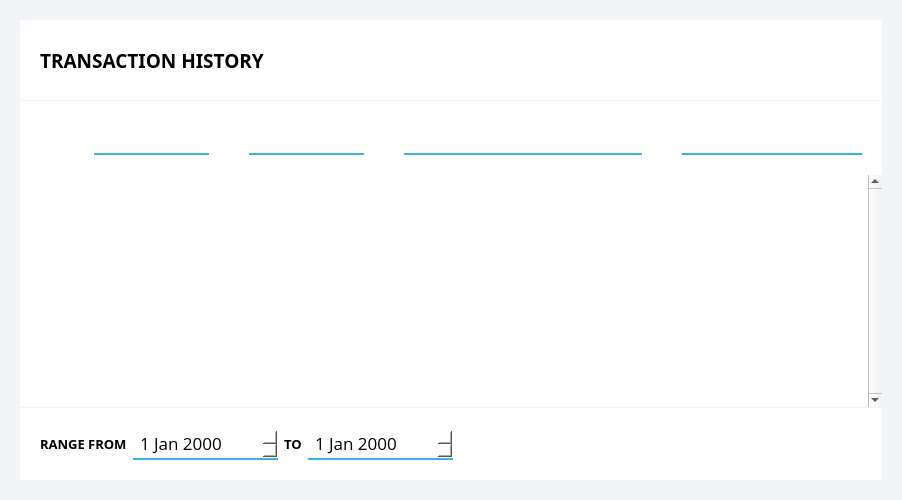
This is src/qt/forms/transactionspage.ui in aurovine/AudioCoin as Qt 5 draws it before an edit. The edited form follows.
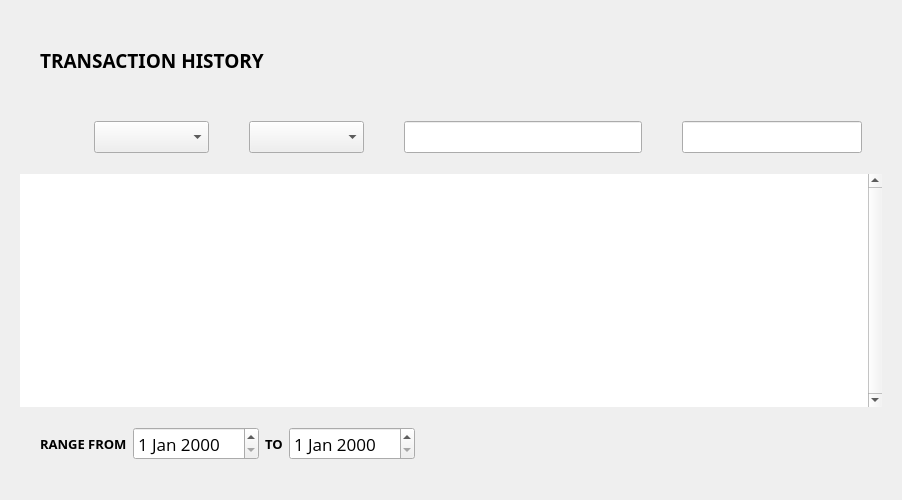
This is the edited form. Icons and pictures are not drawn. Custom widgets are drawn as their Qt base class.

The edit to the form file:
```diff
--- a/src/qt/forms/transactionspage.ui
+++ b/src/qt/forms/transactionspage.ui
@@ -13,109 +13,6 @@
   <property name="windowTitle">
    <string>Form</string>
   </property>
-  <property name="styleSheet">
-   <string notr="true">#TransactionsPage {
-	background-color:#f3f4f7;
-}
-
-#filterWidget {
-	background-color: white;
-}
-
-QLineEdit {
-	border: none;
-	border-bottom: 2px solid #3cb0e5;
-	padding: 3px 5px;
-	background: transparent;
-}
-
-QComboBox::drop-down {
-    subcontrol-origin: margin;
-    subcontrol-position: right center;
-    width: 15px;
-    height: 15px;
-    border: none;
-}
-
-QComboBox {
-	border: none;
-	border-bottom: 2px solid #3cb0e5;
-	padding: 3px 5px;
-	background: white;
-	outline: none;
-}
-
-QComboBox:editable {
-	background: white;
-}
-
-QComboBox:on {
-	padding-top: 3px;
-	padding-left: 4px;
-	padding-right: 15px;
-}
-
-QComboBox::down-arrow {
-	image: url(:/icons/material/black/arrow_down);
-	width: 20px;
-	height: 20px;
-}
-
-QComboBox::down-arrow:on {
-	image: url(:/icons/material/black/arrow_up);
-	width: 20px;
-	hieght: 20px;
-}
-
-#bodyWidget, #titleWidget, #dateRangeWidget {
-	background-color: white;
-}
-
-QTableView::item {
-	border: 0;
-	padding: 5px 15px;
-}
-
-QTableView::item:selected {
-	background-color: #3cb0e5;
-}
-
-QHeaderView::section {
-	font-family: 'Montserrat';
-	font-size: 10px;
-	text-transform: uppercase;
-	padding: 5px 20px;
-	border: none;
-}
-
-QHeaderView::down_arrow {
-	image: url(:/icons/material/black/arrow_down);
-}
-
-QHeaderView::up_arrow {
-	image: url(:/icons/material/black/arrow_up);
-}
-
-QDateEdit {
-    border: none;
-	height: 24px;
-    border-bottom: 2px solid #3cb0e5;
-    padding: 3px 5px;
-    background: white;
-    outline: none;
-    padding-right: 20px;
-}
-
-QDateEdit::drop-down {
-    image: url(:/icons/material/black/arrow_down);
-	subcontrol-origin: margin;
-	subcontrol-position: right center;
-	width: 20px;
-	height: 20px;
-	border: none;
-    padding-bottom: 2px;
-}</string>
-  </property>
   <layout class="QVBoxLayout" name="verticalLayout_3">
    <property name="spacing">
     <number>1</number>
@@ -133,7 +30,25 @@
     <number>20</number>
    </property>
    <item>
-    <widget class="QWidget" name="titleWidget" native="true">
+    <widget class="QWidget" name="headerWidget" native="true">
+     <layout class="QVBoxLayout" name="headerWidgetLayout">
+      <property name="spacing">
+       <number>1</number>
+      </property>
+      <property name="leftMargin">
+       <number>0</number>
+      </property>
+      <property name="topMargin">
+       <number>0</number>
+      </property>
+      <property name="rightMargin">
+       <number>0</number>
+      </property>
+      <property name="bottomMargin">
+       <number>0</number>
+      </property>
+      <item>
+       <widget class="QThemedPanel" name="titleWidget" native="true">
      <property name="sizePolicy">
       <sizepolicy hsizetype="Preferred" vsizetype="Fixed">
        <horstretch>0</horstretch>
@@ -210,25 +125,7 @@
     </widget>
    </item>
    <item>
-    <widget class="QWidget" name="bodyWidget" native="true">
-     <layout class="QVBoxLayout" name="bodyWidgetLayout">
-      <property name="spacing">
-       <number>0</number>
-      </property>
-      <property name="leftMargin">
-       <number>0</number>
-      </property>
-      <property name="topMargin">
-       <number>0</number>
-      </property>
-      <property name="rightMargin">
-       <number>0</number>
-      </property>
-      <property name="bottomMargin">
-       <number>0</number>
-      </property>
-      <item>
-       <widget class="QWidget" name="filterWidget" native="true">
+       <widget class="QThemedPanel" name="filterWidget" native="true">
         <layout class="QHBoxLayout" name="filterWidgetLayout" stretch="1,1,5,2">
          <property name="spacing">
           <number>40</number>
@@ -327,6 +224,27 @@
         </layout>
        </widget>
       </item>
+     </layout>
+    </widget>
+   </item>
+   <item>
+    <widget class="QWidget" name="bodyWidget" native="true">
+     <layout class="QVBoxLayout" name="bodyWidgetLayout">
+      <property name="spacing">
+       <number>0</number>
+      </property>
+      <property name="leftMargin">
+       <number>0</number>
+      </property>
+      <property name="topMargin">
+       <number>0</number>
+      </property>
+      <property name="rightMargin">
+       <number>0</number>
+      </property>
+      <property name="bottomMargin">
+       <number>0</number>
+      </property>
       <item>
        <widget class="QTableView" name="transactionView">
         <property name="font">
@@ -364,11 +282,8 @@
         </attribute>
        </widget>
       </item>
-     </layout>
-    </widget>
-   </item>
    <item>
-    <widget class="QWidget" name="dateRangeWidget" native="true">
+       <widget class="QThemedPanel" name="dateRangeWidget" native="true">
      <layout class="QHBoxLayout" name="rangeWidgetLayout">
       <property name="leftMargin">
        <number>20</number>
@@ -450,6 +365,17 @@
    </item>
   </layout>
  </widget>
+   </item>
+  </layout>
+ </widget>
+ <customwidgets>
+  <customwidget>
+   <class>QThemedPanel</class>
+   <extends>QWidget</extends>
+   <header>qthemedpanel.h</header>
+   <container>1</container>
+  </customwidget>
+ </customwidgets>
  <resources>
   <include location="../bitcoin.qrc"/>
  </resources>
```
Lines whose indentation alone changed are shown as unchanged.
